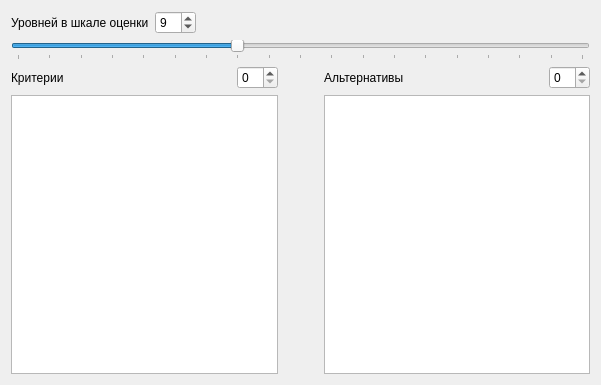
First picture: the form in src/UI/paramform.ui, repository RazorNd/AnalyticHiearchy, before the edit.
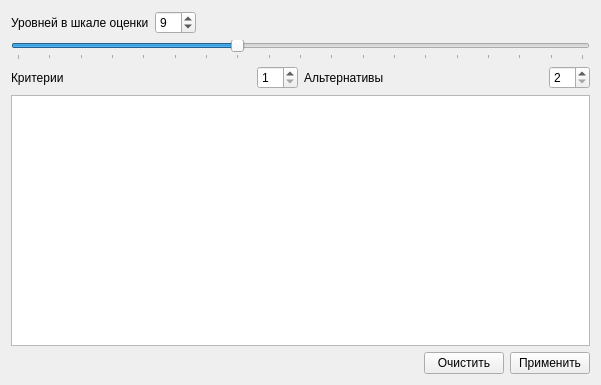
Second picture: the form after the edit.

Commit message: Добавлен класс модели EntringDataModel для автоматического заполенения данных. На данный момент реализован метод EntringDataModel::enterCriteria заполняющий матрицу парных сравнений для критериев Так же были изменены: * AnalyticHiearchyModel атрибутом, которого добавлен экземпляр класса EntringDataModel. А также добавлен метод для получения этого атрибута. * paramform.ui куда добавленн QTableView для отображения модели

Diff of the .ui file:
```diff
--- a/src/UI/paramform.ui
+++ b/src/UI/paramform.ui
@@ -74,24 +74,8 @@
     </layout>
    </item>
    <item>
-    <layout class="QGridLayout" name="gridLayout" columnstretch="1,0,0,1,0">
-     <item row="0" column="1">
-      <widget class="QSpinBox" name="criteriaCount"/>
-     </item>
-     <item row="1" column="0" colspan="2">
-      <widget class="QListView" name="criteriaView">
-       <property name="dragEnabled">
-        <bool>false</bool>
-       </property>
-       <property name="selectionMode">
-        <enum>QAbstractItemView::SingleSelection</enum>
-       </property>
-       <property name="uniformItemSizes">
-        <bool>false</bool>
-       </property>
-      </widget>
-     </item>
-     <item row="0" column="0">
+    <layout class="QHBoxLayout" name="horizontalLayout" stretch="1,0,1,0">
+     <item>
       <widget class="QLabel" name="labelCriteria">
        <property name="text">
         <string>Критерии</string>
@@ -101,7 +85,44 @@
        </property>
       </widget>
      </item>
-     <item row="0" column="2" rowspan="2">
+     <item>
+      <widget class="QSpinBox" name="criteriaCount">
+       <property name="minimum">
+        <number>1</number>
+       </property>
+       <property name="maximum">
+        <number>10</number>
+       </property>
+      </widget>
+     </item>
+     <item>
+      <widget class="QLabel" name="labelAlternatives">
+       <property name="text">
+        <string>Альтернативы</string>
+       </property>
+       <property name="buddy">
+        <cstring>alternativesCount</cstring>
+       </property>
+      </widget>
+     </item>
+     <item>
+      <widget class="QSpinBox" name="alternativesCount">
+       <property name="minimum">
+        <number>2</number>
+       </property>
+       <property name="maximum">
+        <number>20</number>
+       </property>
+      </widget>
+     </item>
+    </layout>
+   </item>
+   <item>
+    <widget class="QTableView" name="tableView"/>
+   </item>
+   <item>
+    <layout class="QHBoxLayout" name="horizontalLayout_2">
+     <item>
       <spacer name="horizontalSpacer_2">
        <property name="orientation">
         <enum>Qt::Horizontal</enum>
@@ -114,21 +135,19 @@
        </property>
       </spacer>
      </item>
-     <item row="0" column="3">
-      <widget class="QLabel" name="labelAlternatives">
+     <item>
+      <widget class="QPushButton" name="clearButton">
        <property name="text">
-        <string>Альтернативы</string>
+        <string>Очистить</string>
        </property>
-       <property name="buddy">
-        <cstring>alternativesCount</cstring>
-       </property>
       </widget>
      </item>
-     <item row="0" column="4">
-      <widget class="QSpinBox" name="alternativesCount"/>
-     </item>
-     <item row="1" column="3" colspan="2">
-      <widget class="QListView" name="alternativesView"/>
+     <item>
+      <widget class="QPushButton" name="submitButton">
+       <property name="text">
+        <string>Применить</string>
+       </property>
+      </widget>
      </item>
     </layout>
    </item>
```
The commit also changes 6 other files.
